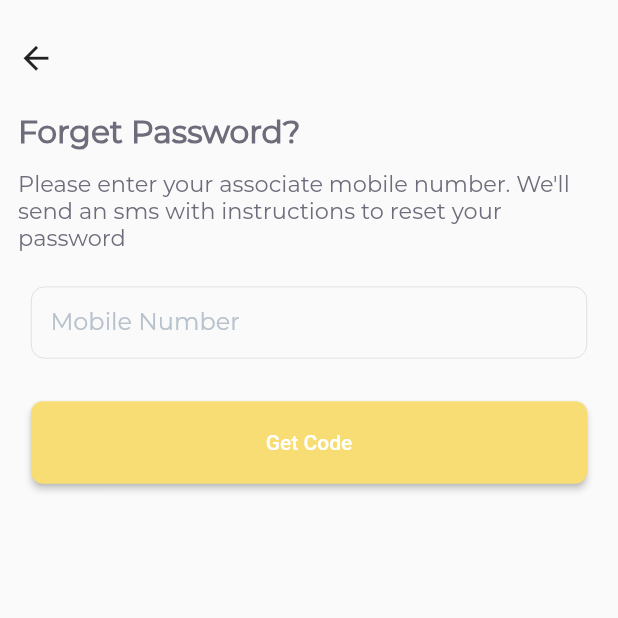
After one commit to syedahmedusman2/Book-App, a Flutter app: the ForgetPasswordFirst screen opened directly, on a phone screen of 412 x 824 dp, the top half of it. The commit adds this screen. Run offline on Flutter 3.47's test engine with Material 2 defaults, Android fonts, the light colour scheme and no system bars; our stand-ins replace get, get_storage, image_picker, otp_text_field; accounts and stored records are empty; project files that could hold a hidden picture were left out.

Commit message:
Login pages Done

```diff
--- /dev/null
+++ b/bookapp/lib/View/Login and Signup/Forget Password/forget_password1st.dart
@@ -0,0 +1,94 @@
+// ignore_for_file: prefer_const_constructors
+
+import 'package:bookapp/Constants/constants.dart';
+import 'package:bookapp/View/Login%20and%20Signup/Forget%20Password/forget_password_otp.dart';
+import 'package:bookapp/Widgets/Related%20to%20Forms/texifields.dart';
+import 'package:bookapp/Widgets/Related%20to%20Forms/textfield_validations.dart';
+import 'package:flutter/material.dart';
+import 'package:get/get.dart';
+
+class ForgetPasswordFirst extends StatelessWidget {
+  ForgetPasswordFirst({Key? key}) : super(key: key);
+  TextEditingController phoneController = TextEditingController();
+
+  final _formKey = GlobalKey<FormState>();
+  @override
+  Widget build(BuildContext context) {
+    return Scaffold(
+      body: Column(
+        crossAxisAlignment: CrossAxisAlignment.start,
+        children: [
+          Container(
+            margin: EdgeInsets.only(top: 15, left: 0, right: 20),
+            child: IconButton(
+              icon: Icon(
+                Icons.arrow_back,
+                size: 25,
+              ),
+              onPressed: () {
+                Navigator.pop(context);
+              },
+            ),
+          ),
+          Padding(
+            padding: const EdgeInsets.all(12),
+            child: Text(
+              "Forget Password?",
+              style: TextStyle(
+                  fontSize: 21,
+                  fontWeight: FontWeight.bold,
+                  color: Color(0xff6e6b7b),
+                  fontFamily: "Montserrat-Regular"),
+            ),
+          ),
+          Padding(
+            padding: const EdgeInsets.fromLTRB(12, 0, 12, 24),
+            child: Text(
+              "Please enter your associate mobile number. We'll send an sms with instructions to reset your password",
+              style: TextStyle(
+                  fontSize: 15,
+                  fontWeight: FontWeight.w500,
+                  color: Color(0xff6e6b7b),
+                  fontFamily: "Montserrat-Regular"),
+            ),
+          ),
+          Form(
+              key: _formKey,
+              child: Column(
+                children: [
+                  phoneNumberTextFieldWidget(
+                      context: context,
+                      controller: phoneController,
+                      validate: phoneNumberValidator,
+                      labelText: "Mobile Number"),
+                  Expanded(
+                    child: Align(
+                      alignment: FractionalOffset.bottomCenter,
+                      child: Container(
+                          margin: EdgeInsets.all(18),
+                          height: 55,
+                          width: MediaQuery.of(context).size.width * 0.9,
+                          child: ElevatedButton(
+                            child: Text("Get Code"),
+                            onPressed: () {
+                              if (_formKey.currentState!.validate()) {
+                                Navigator.of(context).push(MaterialPageRoute(builder: (_)=>ForgetPasswordOtp(phonenum: phoneController.text)));
+                              }
+                            },
+                            style: ElevatedButton.styleFrom(
+                              primary: primaryColor,
+                              onPrimary: Colors.white,
+                              shape: RoundedRectangleBorder(
+                                borderRadius: BorderRadius.circular(8.0),
+                              ),
+                            ),
+                          )),
+                    ),
+                  ),
+                ],
+              )),
+        ],
+      ),
+    );
+  }
+}
--- a/bookapp/lib/Services/Login and Signup/Forget and Reset Password/login.dart
+++ b/bookapp/lib/View/Login and Signup/login.dart
@@ -1,5 +1,5 @@
 import 'package:bookapp/Constants/constants.dart';
-import 'package:bookapp/Services/Login%20and%20Signup/Forget%20and%20Reset%20Password/register.dart';
+import 'package:bookapp/View/Login%20and%20Signup/register.dart';
 import 'package:bookapp/Widgets/Related%20to%20Forms/texifields.dart';
 import 'package:bookapp/Widgets/Related%20to%20Forms/textfield_validations.dart';
 import 'package:flutter/gestures.dart';
--- a/bookapp/lib/Services/Login and Signup/Forget and Reset Password/register.dart
+++ b/bookapp/lib/View/Login and Signup/register.dart
@@ -1,8 +1,8 @@
 // ignore_for_file: prefer_const_constructors
 
 import 'package:bookapp/Constants/constants.dart';
-import 'package:bookapp/Services/Login%20and%20Signup/Forget%20and%20Reset%20Password/login.dart';
-import 'package:bookapp/Services/Login%20and%20Signup/Forget%20and%20Reset%20Password/otp_for_register.dart';
+import 'package:bookapp/View/Login%20and%20Signup/login.dart';
+import 'package:bookapp/View/Login%20and%20Signup/otp_for_register.dart';
 import 'package:bookapp/Widgets/Related%20to%20Forms/texifields.dart';
 import 'package:bookapp/Widgets/Related%20to%20Forms/textfield_validations.dart';
 import 'package:flutter/gestures.dart';
--- a/bookapp/lib/main.dart
+++ b/bookapp/lib/main.dart
@@ -1,6 +1,6 @@
-import 'package:bookapp/Services/Login%20and%20Signup/Forget%20and%20Reset%20Password/login.dart';
-import 'package:bookapp/Services/Login%20and%20Signup/Forget%20and%20Reset%20Password/register.dart';
-import 'package:bookapp/Services/Login%20and%20Signup/Forget%20and%20Reset%20Password/signup.dart';
+import 'package:bookapp/View/Login%20and%20Signup/login.dart';
+import 'package:bookapp/View/Login%20and%20Signup/register.dart';
+import 'package:bookapp/View/Login%20and%20Signup/signup.dart';
 import 'package:flutter/material.dart';
 import 'package:get_storage/get_storage.dart';
 
```
Also changed, not shown: bookapp/lib/View/Login and Signup/Forget Password/forget_password_final.dart (added, +102 -0 lines), bookapp/lib/View/Login and Signup/Forget Password/forget_password_otp.dart (added, +89 -0 lines), bookapp/lib/View/Login and Signup/otp_for_register.dart (renamed from bookapp/lib/Services/Login and Signup/Forget and Reset Password/otp_for_register.dart), bookapp/lib/View/Login and Signup/signup.dart (renamed from bookapp/lib/Services/Login and Signup/Forget and Reset Password/signup.dart).
